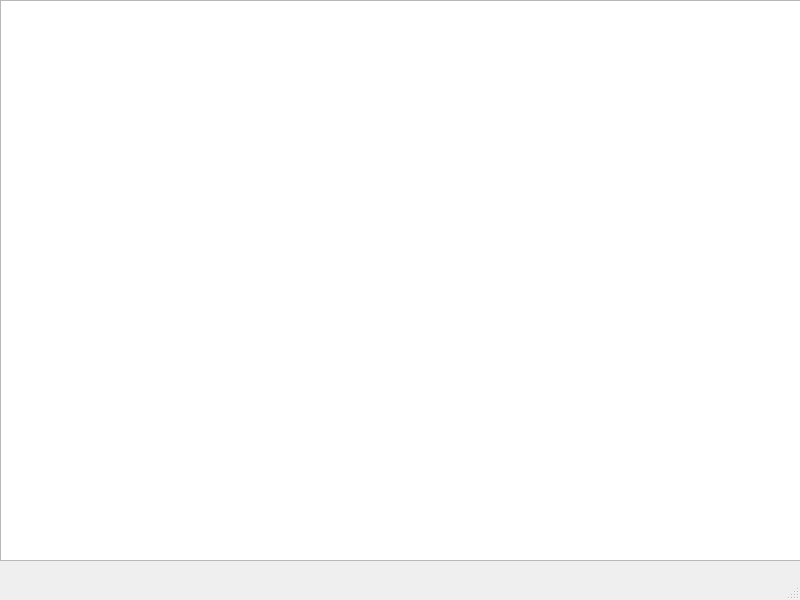
Above: table_view.ui from Heartless-Caesar/Spreadsheet_comparison before the change. Below: the same form after it.
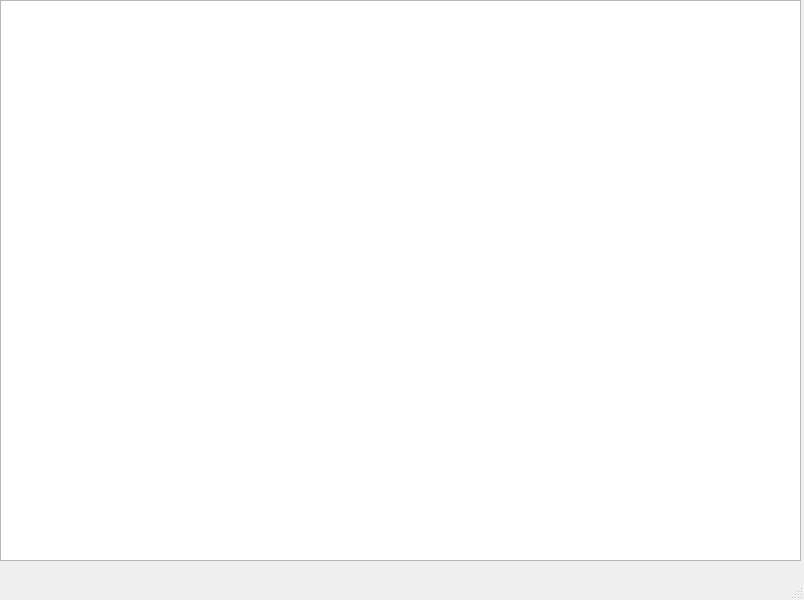
That is the form after the change.

Diff of the .ui file:
```diff
--- a/table_view.ui
+++ b/table_view.ui
@@ -6,7 +6,7 @@
    <rect>
     <x>0</x>
     <y>0</y>
-    <width>800</width>
+    <width>804</width>
     <height>600</height>
    </rect>
   </property>
```
Left out of the diff: 2 changed lines with no effect on the pictures.
